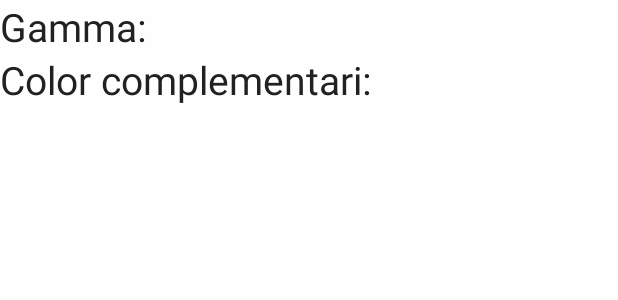
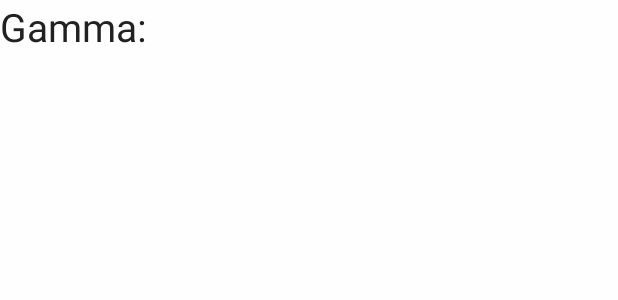
Before and after one commit to balpaula/AppTR, an Android app: the layout popup.xml on its own in the app's theme, with its tools: preview values and no code run, on a phone screen of 412 x 824 dp. Shown: the top 300 px of the screen. Run offline under Robolectric (Android 15) with nearby library versions, the phone set to English and light mode, and no system bars.

Commit message:
commit de tot (setembre) 2

```diff
--- a/app/src/main/AndroidManifest.xml
+++ b/app/src/main/AndroidManifest.xml
@@ -10,7 +10,7 @@
 
     <application
         android:allowBackup="true"
-        android:icon="@mipmap/ic_launcher"
+        android:icon="@drawable/logo2"
         android:label="@string/app_name"
         android:supportsRtl="true"
         android:theme="@style/AppTR2">
--- a/app/src/main/res/layout/popup.xml
+++ b/app/src/main/res/layout/popup.xml
@@ -25,14 +25,17 @@
         android:text="Color complementari:"
         android:id="@+id/textColorComplementari"
         android:textSize="26dp"
-        android:textColor="#212121" />
+        android:textColor="#212121"
+        android:visibility="gone" />
 
     <TextView
-        android:layout_width="wrap_content"
+        android:layout_width="179dp"
         android:layout_height="wrap_content"
         android:textAppearance="?android:attr/textAppearanceMedium"
         android:id="@+id/textResposta"
         android:layout_gravity="center_horizontal"
         android:textColor="#212121"
-        android:textSize="22dp" />
+        android:textSize="26dp"
+        android:foregroundGravity="center_vertical|center|center_horizontal"
+        android:gravity="center_vertical|center|center_horizontal" />
 </LinearLayout>
```
Also changed, not shown: app/src/main/java/com/example/paula/apptr/deteccioColors.java (+39 -10 lines).
